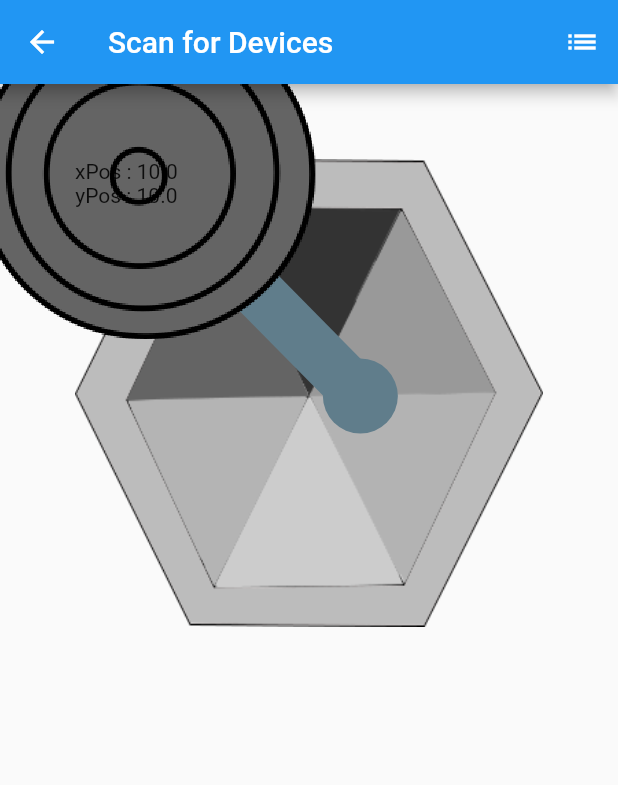
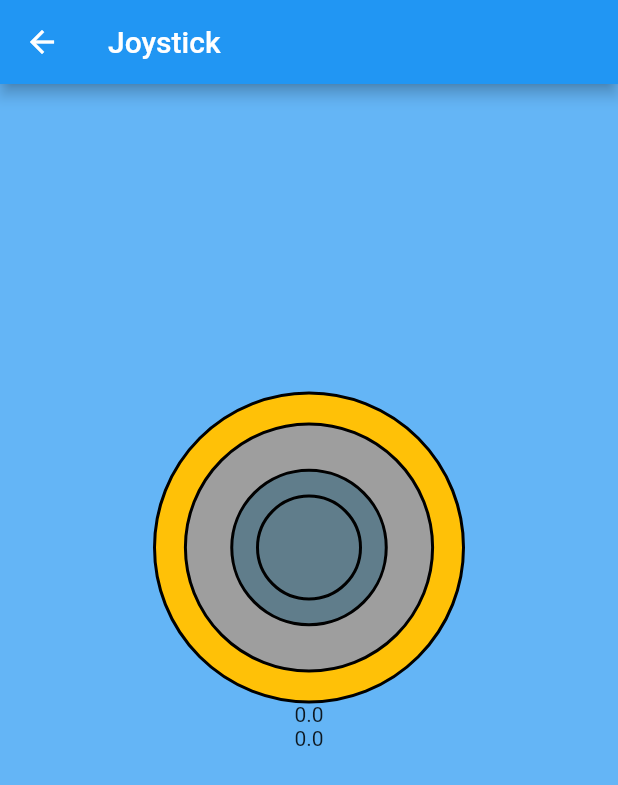
Before and after one commit to jeremyjay/ble_rc_car_flutter, a Flutter app: the screen it shows after launch, after a tap on "Scan for BLE Devices", on a phone screen of 412 x 824 dp. Shown: the top 785 px of the screen. Run offline on Flutter 3.47's test engine with Material 2 defaults, Android fonts, the phone set to English and light mode, and no system bars.

Commit message:
replace joystick package, refactor/flatten code

```diff
--- /dev/null
+++ b/lib/joystick.dart
@@ -0,0 +1,140 @@
+import 'dart:math';
+
+import 'package:flutter/material.dart';
+import 'joystick_painter.dart';
+
+class Joystick extends StatefulWidget {
+  final double width;
+  final double height;
+  final double xPos;
+  final double yPos;
+
+  final ValueChanged<Offset> onJoystickChanged;
+
+  const Joystick({
+    @required this.onJoystickChanged,
+    @required this.width,
+    @required this.height,
+    this.xPos = 0,
+    this.yPos = 0,
+    });
+
+  @override
+  _JoystickState createState() => _JoystickState();
+}
+
+class _JoystickState extends State<Joystick> {
+
+  double _panXPosition = 0;
+  double _panYPosition = 0;
+
+  double _panStartXOffset = 0;
+  double _panStartYOffset = 0;
+
+  bool dragging;
+
+  @override
+  void initState() {
+    _panXPosition = widget.width/2;
+    _panYPosition = widget.height/2;
+    super.initState();
+  }
+
+  void _updatePanPosition(Offset val)
+  {
+    if(dragging)
+    {
+      double newPanXPosition = 0;
+      double newPanYPosition = 0;
+
+      //dx and dy are the distance from the top left of the widget
+      double dx = val.dx - _panStartXOffset + widget.width/2;
+      double dy = val.dy - _panStartYOffset + widget.height/2;
+
+      double temp_x2 = pow((dx - widget.width/2), 2);
+      double temp_y2 = pow((dy - widget.height/2), 2);
+
+      if( sqrt(temp_x2 + temp_y2) > widget.width/2)
+      {
+        double theta = atan((-dy+widget.height/2)/(dx-widget.width/2));
+        if(dx < widget.width/2)
+        {
+          newPanXPosition = -widget.width/2 * cos(theta) + widget.width/2;
+          newPanYPosition = widget.height/2 * sin(theta) + widget.height/2;
+        }
+        else
+        {
+          newPanXPosition = widget.width/2 * cos(theta) + widget.width/2;
+          newPanYPosition = -widget.height/2 * sin(theta) + widget.height/2;
+        }
+      }
+      else {
+          newPanXPosition = dx;
+          newPanYPosition = dy;
+      }
+
+      setState(() {
+        _panXPosition = newPanXPosition;
+        _panYPosition = newPanYPosition;
+      });
+
+      widget.onJoystickChanged(new Offset(_panXPosition-widget.width/2, -_panYPosition+widget.height/2));
+    }
+  }
+
+  void _onPanStart(BuildContext context, DragStartDetails start)
+  {
+    RenderBox box = context.findRenderObject();
+    Offset offset = box.globalToLocal(start.globalPosition);
+    _panStartXOffset = offset.dx;
+    _panStartYOffset = offset.dy;
+
+    dragging = true;
+    if((widget.width/2 - _panStartXOffset).abs() > widget.width/4)
+    {
+      dragging = false;
+    }
+    else if((widget.height/2-_panStartYOffset).abs() > widget.height/4)
+    {
+      dragging = false;
+    }
+  }
+
+  void _onPanUpdate(BuildContext context, DragUpdateDetails update) {
+    RenderBox box = context.findRenderObject();
+    Offset offset = box.globalToLocal(update.globalPosition);
+    _updatePanPosition(offset);
+  }
+
+  void _onPanEnd(BuildContext contect, DragEndDetails end) {
+    //reset joystick to origin
+    _panStartXOffset = widget.width/2;
+    _panStartYOffset = widget.height/2;
+    _updatePanPosition(new Offset(_panStartXOffset, _panStartYOffset));
+  }
+
+  @override
+  Widget build(BuildContext context) {
+    return Container(
+      child: GestureDetector(
+        child: Container(
+          width: widget.width,
+          height: widget.height,
+          // color: Colors.red,
+          child: CustomPaint(
+            painter:JoystickPainter(
+              color: Colors.green,
+              joystickXPosition: _panXPosition,
+              joystickYPosition: _panYPosition,
+              origin: Offset(widget.width/2, widget.height/2),
+              ),
+          ),
+        ),
+        onPanStart: (DragStartDetails start) => _onPanStart(context, start),
+        onPanUpdate: (DragUpdateDetails update) => _onPanUpdate(context, update),
+        onPanEnd: (DragEndDetails end) => _onPanEnd(context, end),
+      ),
+    );
+  }
+
+}
--- /dev/null
+++ b/lib/joystick_painter.dart
@@ -0,0 +1,72 @@
+import 'package:flutter/material.dart';
+
+class JoystickPainter extends CustomPainter {
+  double joystickXPosition = 0;
+  double joystickYPosition = 0;
+  Offset origin;
+
+  Color color = Colors.red;
+  // ui.Image image;
+
+  Paint joystickPainter;
+
+  JoystickPainter({
+    @required this.joystickXPosition,
+    @required this.joystickYPosition,
+    @required this.color,
+    @required this.origin,
+    // @required this.image,
+  }): joystickPainter = Paint()
+    ..color = Colors.blueGrey
+    ..style = PaintingStyle.fill
+    ..strokeWidth = origin.dx/10
+  ;
+
+  Paint joystickBackground = Paint()
+      ..color = Colors.grey
+      ..style = PaintingStyle.fill
+      ..strokeWidth = 2;
+
+  Paint joystickForeground = Paint()
+      ..color = Colors.amber
+      ..style = PaintingStyle.fill
+      ..strokeWidth = 2;
+
+  Paint joystickCircles = Paint()
+      ..color = Colors.black
+      ..style = PaintingStyle.stroke
+      ..strokeWidth = 2;
+
+  @override
+  void paint(Canvas canvas, Size size) {
+    _paintJoystick(canvas, size);
+  }
+
+  void _paintJoystick(Canvas canvas, Size size) {
+    //background
+    canvas.drawCircle(Offset(origin.dx, origin.dy), origin.dx, joystickForeground);
+    canvas.drawCircle(Offset(origin.dx, origin.dy), origin.dx*8/10, joystickBackground);
+    canvas.drawCircle(Offset(origin.dx, origin.dy), origin.dx*8/10, joystickCircles);
+    canvas.drawCircle(Offset(origin.dx, origin.dy), origin.dx, joystickCircles);
+
+    //nub at origin
+    canvas.drawCircle(Offset(origin.dx, origin.dy), origin.dx/10, joystickPainter);
+    // canvas.drawCircle(Offset(origin.dx, origin.dy), origin.dx/10, joystickCircles);
+
+    //stick
+    canvas.drawLine(Offset(origin.dx, origin.dy), Offset(joystickXPosition, joystickYPosition), joystickPainter);
+    // canvas.drawLine(Offset(origin.dx, origin.dy), Offset(joystickXPosition, joystickYPosition), joystickCircles);
+
+    //thumbstick
+    canvas.drawCircle(Offset(joystickXPosition, joystickYPosition), origin.dx/2, joystickPainter);
+    //circles for some more detail
+    canvas.drawCircle(Offset(joystickXPosition, joystickYPosition), origin.dx/2, joystickCircles);
+    canvas.drawCircle(Offset(joystickXPosition, joystickYPosition), origin.dx/3, joystickCircles);
+  }
+
+  @override
+  bool shouldRepaint(JoystickPainter oldDelegate) =>
+    joystickXPosition != oldDelegate.joystickXPosition ||
+    joystickYPosition != oldDelegate.joystickYPosition;
+
+}
--- a/lib/main.dart
+++ b/lib/main.dart
@@ -1,53 +1,42 @@
-import 'dart:io';
-import 'touch_control.dart';
 import 'package:flutter/material.dart';
-import 'package:flutter/rendering.dart';
+import 'about_screen.dart';
+import 'settngs_screen.dart';
+import 'play_rc_car_screen.dart';
 
+void main() => runApp(MaterialApp(
+  title: 'BLE RC Car!',
+  theme: new ThemeData(scaffoldBackgroundColor: Colors.blue[300]),
+  home: MainScreen(),
+));
 
-void main() => runApp(MyApp());
-
-class MyApp extends StatelessWidget {
-  // This widget is the root of your application.
+class MainScreen extends StatefulWidget {
   @override
-  Widget build(BuildContext context) {
-    return MaterialApp(
-      title: 'BLE RC Car!',
-      home: MainScreen(),
-    );
-  }
+  _MainScreenState createState() => _MainScreenState();
 }
 
+class _MainScreenState extends State<MainScreen>
+{
 
-class MainScreen extends  StatelessWidget
-{
+  int joystickOption = 1;
+
+  PlayRCCarScreen playRCCarScreen = new PlayRCCarScreen();
+  // SettingsScreen settingsScreen = new SettingsScreen(joystickOption: joystickOption);
+
+  void onJoystickOptionChanged(newJoystickOption)
+  {
+    joystickOption = newJoystickOption;
+  }
+
   @override
   Widget build(BuildContext context){
     return Scaffold(
-      backgroundColor: Colors.transparent,
+      // backgroundColor: Colors.blue[300],
       appBar: AppBar(
         title: Text('BLE RC Car!'),
         ),
       body: _buildButton(context),
     );
   }
-
-//add background fullscreen
-  // @override
-  // Widget build(BuildContext context){
-  //   return Container (
-  //     decoration: BoxDecoration(
-  //       image: DecorationImage(
-  //         image: AssetImage("assets/images/joystick_base.png"), fit: BoxFit.cover)),
-  //     child: Scaffold(
-  //       backgroundColor: Colors.transparent,
-  //       appBar: AppBar(
-  //         title: Text('BLE RC Car!'),
-  //         ),
-  //       body: _buildButton(context),
-  //       ),
-  //   );
-  // }
-
 
   //button
   Widget _buildButton(BuildContext context)
@@ -67,14 +56,14 @@ class MainScreen extends  StatelessWidget
               onPressed: () {
                 Navigator.push(
                   context,
-                  MaterialPageRoute(builder: (context) => PlayRCCarScreen()),
+                  MaterialPageRoute(builder: (context) => playRCCarScreen),
                 );
               },
               child: const Text(
                 'Scan for BLE Devices',
                 style: TextStyle(
                   fontSize: 20,
-                  color: Colors.red)
+                ),
               ),
             ),
             const SizedBox(height: 30),
@@ -82,7 +71,9 @@ class MainScreen extends  StatelessWidget
               onPressed: () {
                 Navigator.push(
                   context,
-                  MaterialPageRoute(builder: (context) => SettingsScreen()),
+                  MaterialPageRoute(builder: (context) => SettingsScreen(
+                    onJoystickOptionChanged,
+                    joystickOption)),
                 );
               },
               child: const Text(
@@ -111,57 +102,3 @@ class MainScreen extends  StatelessWidget
     );
   }
 }
-
-class AboutScreen extends StatelessWidget
-{
-  @override
-  Widget build(BuildContext context) {
-    return Scaffold(
-      appBar: AppBar(
-        title: Text("About"),
-      ),
-      body: Center(
-        child: Text(
-          'This app was made by\nJeremy Jay',
-          style: TextStyle(fontSize: 25),
-          textAlign: TextAlign.center,
-        ),
-      ),
-    );
-  }
-}
-
-class SettingsScreen extends StatelessWidget
-{
-  @override
-  Widget build(BuildContext context) {
-    return Scaffold(
-      appBar: AppBar(
-        title: Text("Settings"),
-      ),
-      body: Center(
-        child: Text(
-          'This is the settings screen',
-          style: TextStyle(fontSize: 25),
-          textAlign: TextAlign.center,
-        ),
-      ),
-    );
-  }
-}
-
-class PlayRCCarScreen extends StatelessWidget
-{
-  @override
-  Widget build(BuildContext context) {
-    return Scaffold(
-      appBar: AppBar(
-        title: Text("Scan for Devices"),
-          actions: <Widget>[
-            IconButton(icon: Icon(Icons.list), onPressed: (){}),
-          ],
-      ),
-      body: new TouchController(),
-    );
-  }
-}
--- /dev/null
+++ b/lib/play_rc_car_screen.dart
@@ -0,0 +1,51 @@
+import 'package:flutter/material.dart';
+import 'joystick.dart';
+import 'size_config.dart';
+
+class PlayRCCarScreen extends StatefulWidget {
+  @override
+  _PlayRCCarScreenState createState() => _PlayRCCarScreenState();
+}
+
+class _PlayRCCarScreenState extends State<PlayRCCarScreen>
+{
+
+  double xPos = 0.0;
+  double yPos = 0.0;
+
+  void _onJoystickChanged(Offset offset)
+  {
+    setState(() {
+      xPos = offset.dx;
+      yPos = offset.dy;
+    });
+  }
+
+  @override
+  Widget build(BuildContext context) {
+    SizeConfig().init(context);
+    double joystickSize = SizeConfig.screenHeight/4;
+    return Scaffold (
+      // backgroundColor: Colors.blue[300],
+      appBar: AppBar(
+        title: Text('Joystick'),
+      ),
+      body: Container(
+        padding: EdgeInsets.fromLTRB(0, joystickSize, 0, 0),
+        child: Center(
+          child: Column(
+            children: <Widget>[
+              Joystick(
+                onJoystickChanged: (Offset offset) => _onJoystickChanged(offset),
+                height: joystickSize,
+                width: joystickSize,
+              ),
+              Text(xPos.toString()),
+              Text(yPos.toString()),
+            ],
+          ),
+        ),
+      ),
+    );
+  }
+}
--- a/lib/size_config.dart
+++ b/lib/size_config.dart
@@ -16,8 +16,8 @@ class SizeConfig{
     screenHeight = _mediaQueryData.size.height;
     blockSizeHorizontal = screenWidth / 100;
     blockSizeVertical = screenHeight / 100;
-    print(screenHeight);
-    print(screenWidth);
+    // print(screenHeight);
+    // print(screenWidth);
   }
 
 
--- a/lib/touch_control.dart
+++ /dev/null
@@ -1,246 +0,0 @@
-import 'dart:math';
-import 'dart:ui' as ui;
-import 'package:flutter/services.dart' show rootBundle;
-import 'dart:async';
-import 'dart:typed_data';
-import 'package:flutter/material.dart';
-import 'package:flutter/gestures.dart';
-import 'package:flutter/rendering.dart';
-import 'package:flutter/widgets.dart';
-
-import 'size_config.dart';
-
-double xOrigin = 0;
-double yOrigin = 0;
-double maxRadius = 0;
-
-void updateData(double xPos, double yPos)
-{
-  Widget build(BuildContext context) {
-  }
-}
-
-class TouchController extends StatelessWidget
-{
-
-  // double xPos = 0;
-  // double yPos = 0;
-  // //write your callback function here:
-  // touchCallback(double newX, newY) {
-  //   setState(() {
-  //     xPos = newX;
-  //     yPos = newY;
-  //   });
-  // }
-
-
-  // @override
-  Widget build(BuildContext context) {
-    SizeConfig().init(context);
-    xOrigin = SizeConfig.screenWidth/2 - 50;
-    yOrigin = SizeConfig.screenWidth/2 - 48;
-    maxRadius = SizeConfig.screenWidth/3;
-    return Container(
-        padding: const EdgeInsets.all(50.0),
-        height: SizeConfig.screenWidth,
-        width: SizeConfig.screenWidth,
-          child: Stack(
-            children: <Widget>[
-                 new Container (
-                  height: SizeConfig.screenWidth,
-                  width: SizeConfig.screenWidth,
-                  decoration: BoxDecoration(
-                    image: DecorationImage(
-                      image: AssetImage("assets/images/joystick_base.png"),
-                      fit: BoxFit.fill),
-                  ),
-                ),
-                new TouchControl(),
-            ],
-          ),
-      );
-  }
-
-}
-
-class TouchControl extends StatefulWidget {
-  final double xPos;
-  final double yPos;
-  final ValueChanged<Offset> onChanged;
-
-  TouchControl({Key key,
-    this.onChanged,
-    this.xPos:0.0,
-    this.yPos:0.0}) : super(key: key);
-
-  @override
-  _TouchControlState createState() => new _TouchControlState(xPos: 10, yPos: 10);
-}
-
-
-
-
-class _TouchControlState extends State<TouchControl> {
-
-  double xPos = 0.0;
-  double yPos = 0.0;
-  // static const double x_origin = SizeConfig().screenWidth;
-  // static const double y_origin = 161.40625;
-
-  // GlobalKey _painterKey = new GlobalKey();
-
-  _TouchControlState({
-    this.xPos,
-    this.yPos,
-  });
-
-  ui.Image image;
-  bool isImageloaded = false;
-  void initState() {
-    super.initState();
-    init();
-  }
-
-  Future <Null> init() async {
-    final ByteData data = await rootBundle.load('assets/images/joystick.png');
-    image = await loadImage(new Uint8List.view(data.buffer));
-  }
-
-  Future<ui.Image> loadImage(List<int> img) async {
-    final Completer<ui.Image> completer = new Completer();
-    ui.decodeImageFromList(img, (ui.Image img) {
-      setState(() {
-        isImageloaded = true;
-      });
-      return completer.complete(img);
-    });
-    return completer.future;
-  }
-
-
-  void onChanged(Offset offset) {
-    final RenderBox referenceBox = context.findRenderObject();
-    Offset position = referenceBox.globalToLocal(offset);
-    if (widget.onChanged != null)
-      widget.onChanged(position);
-    setState(() {
-      double tempX = position.dx - xOrigin;
-      double tempY = position.dy - yOrigin;
-      if( sqrt(pow(tempX, 2) + pow(tempY, 2)) > maxRadius)
-      {
-        double theta = atan((tempY)/(tempX));
-        if(position.dx < xOrigin)
-        {
-          xPos = -maxRadius*cos(theta)+xOrigin;
-          yPos = -maxRadius*sin(theta)+yOrigin;
-        }
-        else
-        {
-          xPos = maxRadius*cos(theta)+xOrigin;
-          yPos = maxRadius*sin(theta)+yOrigin;
-        }
-      }
-      else
-      {
-        xPos = position.dx;
-        yPos = position.dy;
-      }
-      //TODO: broadcast BLE data, instead of print
-      // better to return data though, and broadcast
-      // in main.dart, rather than in the widget.
-      updateData(xPos, yPos);
-      // print(xPos);
-      // print(yPos);
-    });
-  }
-
-
-  void _handlePanStart(DragStartDetails details) {
-    onChanged(details.globalPosition);
-  }
-
-  void _handlePanEnd(DragEndDetails details) {
-    //TODO: use ScreenConfig().screenWidth to calculate offset
-    // or change the onChanged function when converting from these to local coord.
-    xPos = xOrigin+52;
-    yPos = yOrigin+129;
-    onChanged(Offset(xPos, yPos));
-  }
-
-  void _handlePanUpdate(DragUpdateDetails details) {
-    onChanged(details.globalPosition);
-
-  }
-
-  Widget _buildImage(newxPos, newyPos) {
-    if (this.isImageloaded) {
-      // return new CustomPaint(
-      //     painter: new ImageEditor(
-      //       image: image,
-      //       xPos: newxPos,
-      //       yPos: newyPos,
-      //     ),
-      //   );
-      return Center(
-        child: Align(
-          alignment: Alignment.topLeft,
-          child:  Column(
-            mainAxisSize: MainAxisSize.min,
-            children: <Widget>[
-              CustomPaint(
-                painter: new ImageEditor(
-                  image: image,
-                  xPos: newxPos,
-                  yPos: newyPos,
-                ),
-              ),
-              Text('xPos : $xPos'),
-              Text('yPos : $yPos'),
-            ]
-          ),
-        ),
-      );
-    } else {
-      return new Center(child: new Text('loading'));
-    }
-  }
-
-  @override
-  Widget build(BuildContext context) {
-    return new ConstrainedBox(
-      constraints: new BoxConstraints.expand(),
-      child: new GestureDetector(
-        behavior: HitTestBehavior.opaque,
-        onPanStart:_handlePanStart,
-        onPanEnd: _handlePanEnd,
-        onPanUpdate: _handlePanUpdate,
-        child: _buildImage(xPos, yPos),
-      ),
-    );
-  }
-
-}
-
-class ImageEditor extends CustomPainter {
-  static const markerRadius = 10.0;
-  final double xPos;
-  final double yPos;
-
-  ImageEditor({this.xPos, this.yPos, this.image});
-
-  ui.Image image;
-
-  @override
-  void paint(Canvas canvas, Size size) {
-      final paint = new Paint()
-    ..color = Colors.blueGrey
-    ..style = PaintingStyle.fill
-    ..strokeWidth = 35.0;
-    canvas.drawLine(Offset(xOrigin, yOrigin), Offset(xPos, yPos), paint);
-    canvas.drawCircle(Offset(xOrigin, yOrigin), 25, paint);
-    canvas.drawImage(image, new Offset(xPos-110, yPos-110), paint);
-  }
-
-  @override
-  bool shouldRepaint(ImageEditor old) => xPos != old.xPos && yPos !=old.yPos;
-}
```
Also changed, not shown: lib/about_screen.dart (added, +21 -0 lines), lib/settngs_screen.dart (added, +80 -0 lines), pubspec.yaml (+3 -4 lines), assets/images/joystick.png (deleted), assets/images/joystick_base.png (deleted), pubspec.lock, 26 other files.
